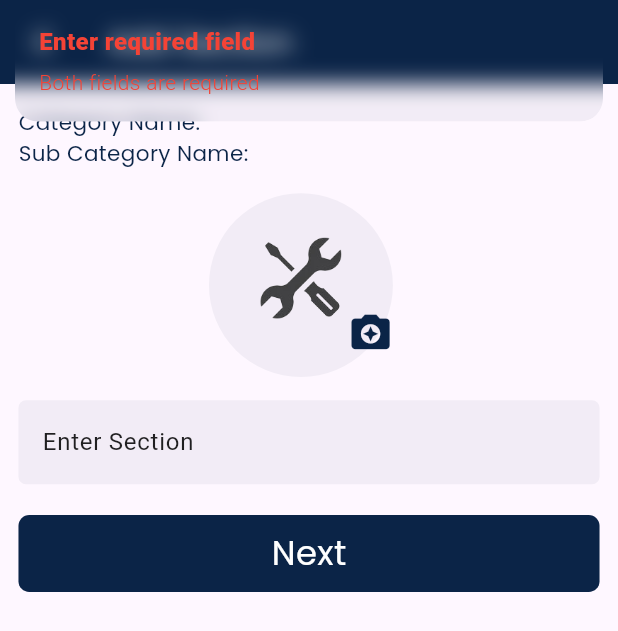
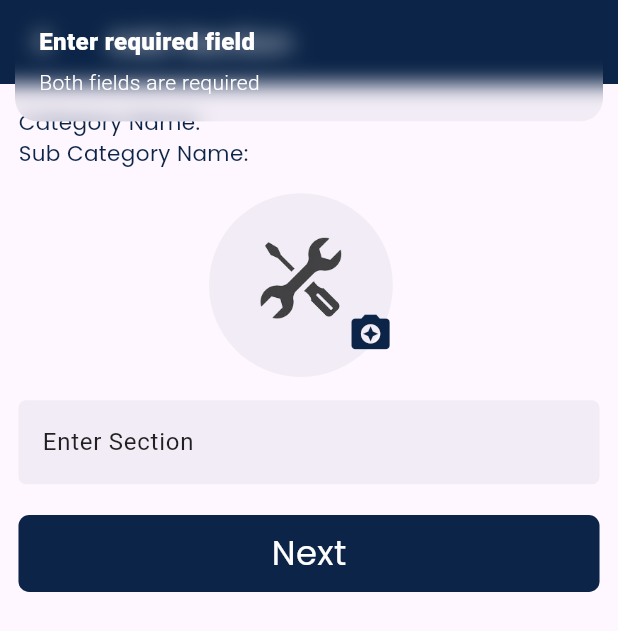
Before and after one commit to projectsem66/admin_app, a Flutter app: the Section screen opened directly, after a tap on "Next", on a phone screen of 412 x 824 dp. Shown: the top 631 px of the screen. Run offline on Flutter 3.47's test engine with Material 3 defaults, Android fonts, the phone set to English and light mode, and no system bars; our stand-ins replace bounce, cloud_firestore, dotted_border, firebase_auth, firebase_core, firebase_database and 5 more; missing offline and left inert: flutter_phone_direct_caller; accounts and stored records are empty.

Commit message:
..///././..........................

```diff
--- a/lib/section.dart
+++ b/lib/section.dart
@@ -263,18 +263,18 @@ class _Section_State extends State<Section> {
                   if (_SName.text.isEmpty && pickedSCimg == null) {
                     Get.snackbar(
                         "Enter required field", "Both fields are required",
-                        colorText: Colors.red,
+                        colorText:Colors.white,
                         backgroundColor: AppColors.Colorq.withOpacity(0.05));
                   } else if (_SName.text.isEmpty){
                     Get.snackbar(
                         "Enter required field", "Section name is requird",
-                        colorText: Colors.red,
+                        colorText:Colors.white,
                         backgroundColor: AppColors.Colorq.withOpacity(0.05));
                   }
                   else if (pickedSCimg==null){
                     Get.snackbar(
                         "Enter required field", "Section image is requird",
-                        colorText: Colors.red,
+                        colorText:Colors.white,
                         backgroundColor: AppColors.Colorq.withOpacity(0.05));
                   }
                   else {
--- a/lib/simple.dart
+++ b/lib/simple.dart
@@ -206,18 +206,18 @@ class _simpleState extends State<simple> {
                     Get.snackbar(
 
                         "Enter required field", "Both fields are required",
-                        colorText: AppColors.red,backgroundColor: AppColors.Colorq.withOpacity(0.4));
+                        colorText: Colors.white,backgroundColor: AppColors.Colorq.withOpacity(0.4));
                   }
                   else if (_cname.text.isEmpty){
                     Get.snackbar(
                         "Enter required field", "Category name is requird",
-                        colorText: Colors.red,
+                        colorText: Colors.white,
                         backgroundColor: AppColors.Colorq.withOpacity(0.05));
                   }
                   else if (_cname==null){
                     Get.snackbar(
                         "Enter required field", "Category image is requird",
-                        colorText: Colors.red,
+                        colorText: Colors.white,
                         backgroundColor: AppColors.Colorq.withOpacity(0.05));
                   }
                   else {
--- a/lib/subcetegory.dart
+++ b/lib/subcetegory.dart
@@ -252,18 +252,18 @@ class _sub_categoryState extends State<sub_category> {
                   if (_scName.text.isEmpty || pickedSCimg == null) {
                     Get.snackbar(
                         "Enter required field", "Both fields are required",
-                        colorText: Colors.red,
+                        colorText: Colors.white,
                         backgroundColor: AppColors.Colorq.withOpacity(0.05));
                   } else if (_scName.text.isEmpty){
                     Get.snackbar(
                         "Enter required field", "Sub Category name is requird",
-                        colorText: Colors.red,
+                        colorText: Colors.white,
                         backgroundColor: AppColors.Colorq.withOpacity(0.05));
                   }
                   else if (pickedSCimg==null){
                     Get.snackbar(
                         "Enter required field", "Sub Category image is requird",
-                        colorText: Colors.red,
+                        colorText: Colors.white,
                         backgroundColor: AppColors.Colorq.withOpacity(0.05));
                   }
                   else {
```
